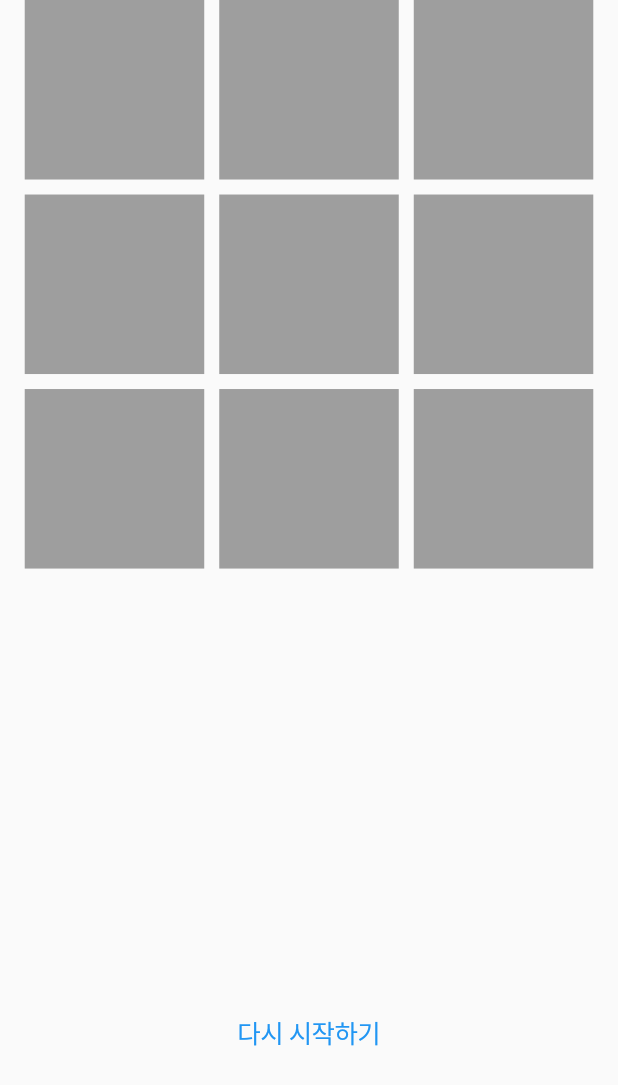
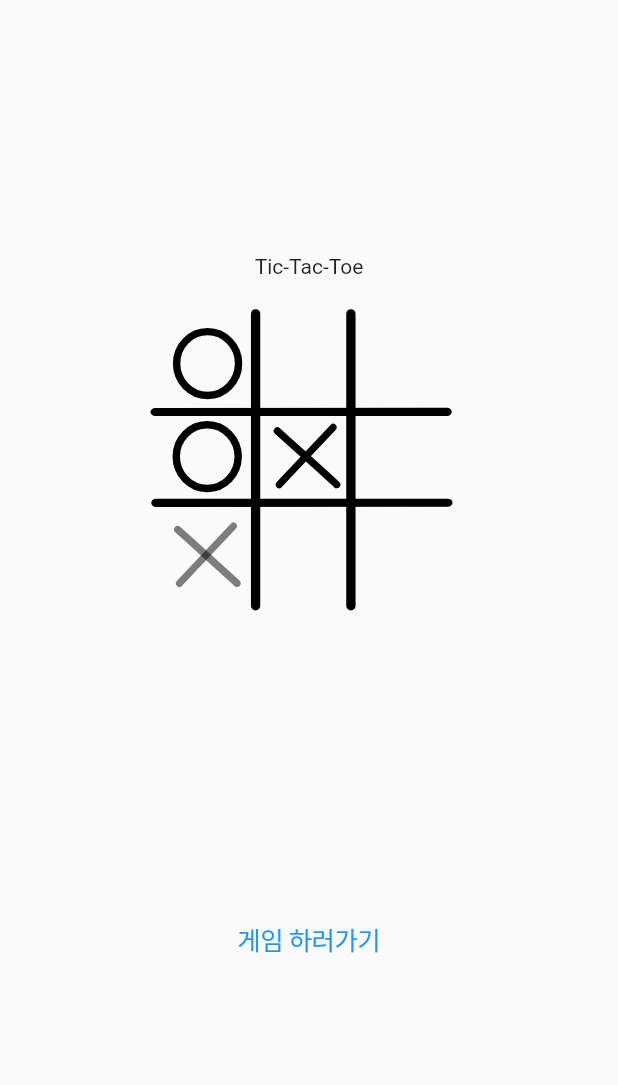
Before and after one commit to hyeonwater/flutter_tic_tac_toe, a Flutter app: the screen it shows after launch, on a phone screen of 412 x 824 dp. Shown: the top 1085 px of the screen. Run offline on Flutter 3.47's test engine with Material 2 defaults, Android fonts, the phone set to English and light mode, and no system bars; our stand-ins replace get, lottie.

Commit message:
edit error && add notation && add HomePage

```diff
--- a/lib/main.dart
+++ b/lib/main.dart
@@ -1,5 +1,6 @@
 import 'package:flutter/material.dart';
 import 'package:get/get.dart';
+import 'package:hyeonsookim_tic_tac_toe/pages/HomePage.dart';
 import 'package:hyeonsookim_tic_tac_toe/pages/gamePage.dart';
 
 void main() {
@@ -13,7 +14,7 @@ class MyApp extends StatelessWidget {
   Widget build(BuildContext context) {
     return GetMaterialApp(
       home: Scaffold(
-        body: GamePage(),
+        body: HomePage(),
       ),
     );
   }
--- /dev/null
+++ b/lib/pages/HomePage.dart
@@ -0,0 +1,56 @@
+import 'package:flutter/cupertino.dart';
+import 'package:flutter/material.dart';
+import 'package:get/get.dart';
+import 'package:hyeonsookim_tic_tac_toe/common.dart';
+import 'package:hyeonsookim_tic_tac_toe/pages/gamePage.dart';
+import 'package:lottie/lottie.dart';
+
+class HomePage extends StatelessWidget {
+  HomePage({Key? key}) : super(key: key);
+
+  String randomPlayer() {
+    final players = ['playerOne','playerTwo'];
+    final _randomplyer = (players.toList()..shuffle())[0];
+    print(_randomplyer);
+    return _randomplyer;
+  }
+  late String currentPlayer = randomPlayer();
+
+  @override
+  Widget build(BuildContext context) {
+    return Center(
+      child: Column(
+        mainAxisAlignment: MainAxisAlignment.center,
+        children: [
+          Container(
+            margin: EdgeInsets.only(bottom: mediaHeight(context, 0.2)),
+            child: Column(
+              children: [
+                Text('Tic-Tac-Toe'),
+                Lottie.asset('assets/tic-tac-toe.json',height: mediaHeight(context, 0.3)),
+              ],
+            ),
+          ),
+          CupertinoButton(child: Text('게임 하러가기'), onPressed: (){
+            showDialog(context: context, builder: (context){
+              return AlertDialog(
+                content: Column(
+                  mainAxisSize: MainAxisSize.min,
+                  crossAxisAlignment: CrossAxisAlignment.center,
+                  children: [
+                    Text('먼저하는 플레이어는 랜덤으로 선택됩니다.'),
+                    Text('먼저하는 플레이어는 : $currentPlayer입니다.'),
+                    CupertinoButton(child: Text('시작하기'), onPressed: (){
+                      print(currentPlayer);
+                      Get.to(() => GamePage(currentPlayer:currentPlayer));
+                    })
+                  ],
+                ),
+              );
+            });
+          })
+        ],
+      ),
+    );
+  }
+}
```
Also changed, not shown: assets/tic-tac-toe.json (added, +1 -0 lines), lib/pages/gamePage.dart (+54 -24 lines), pubspec.yaml (+4 -49 lines), pubspec.lock.
